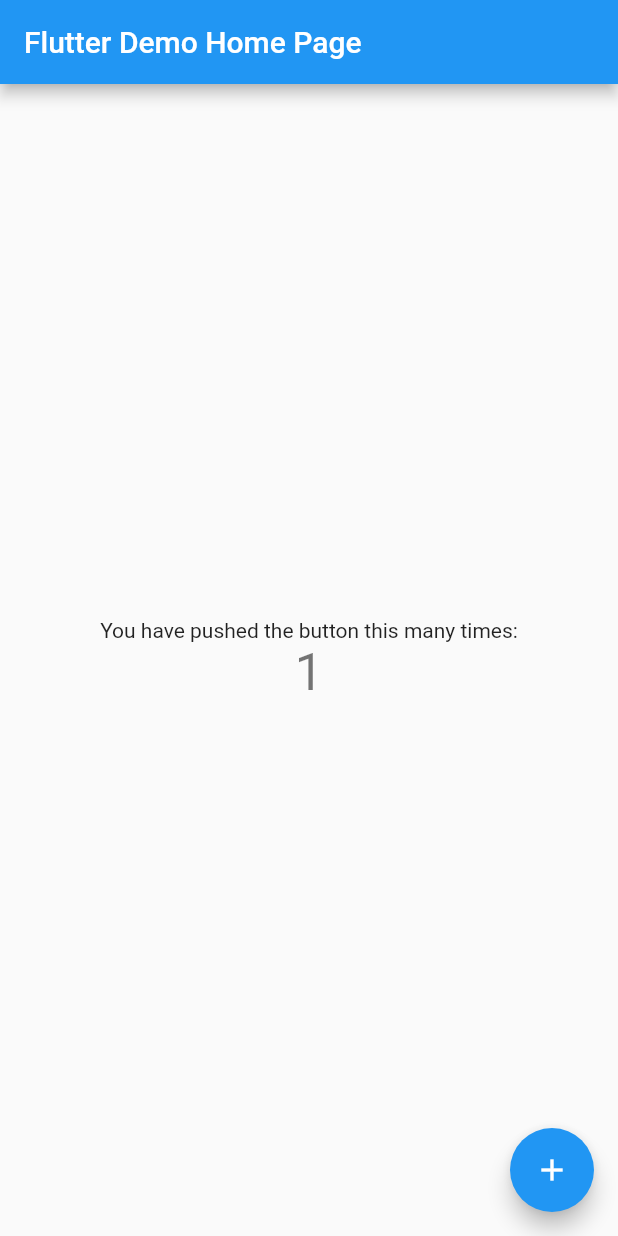
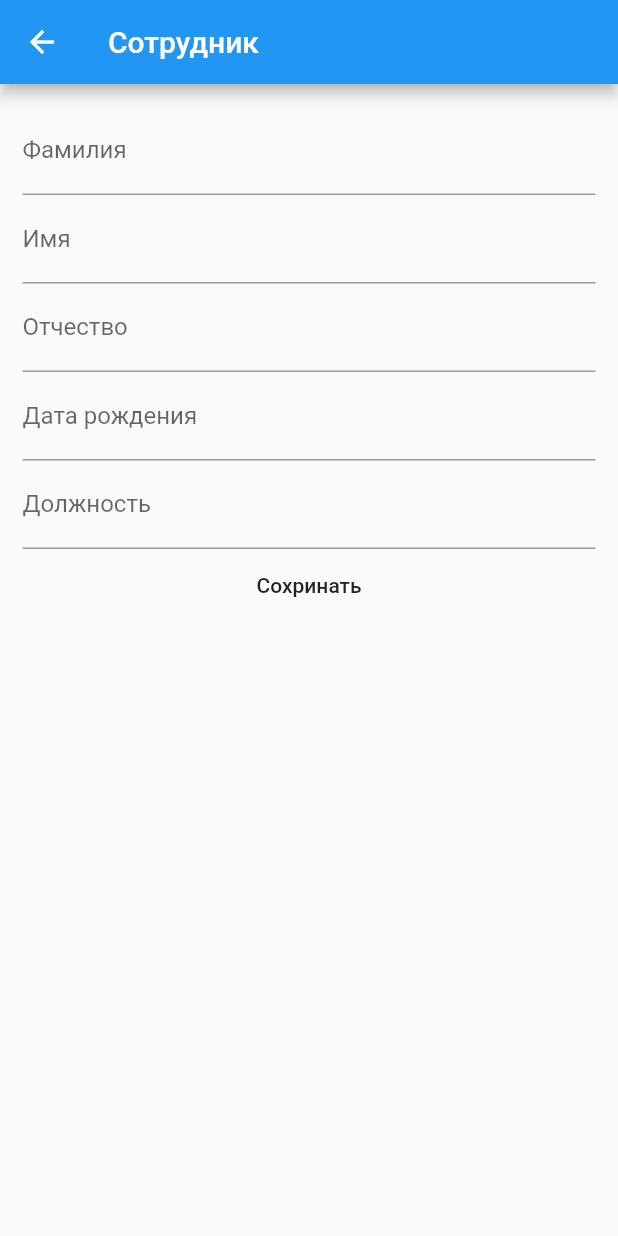
Before and after one commit to divinebird/job_exercise, a Flutter app: the screen it shows after launch, after a tap on the "add" icon, on a phone screen of 412 x 824 dp. Run offline on Flutter 3.47's test engine with Material 2 defaults, Android fonts, the phone set to English and light mode, and no system bars; drawn by our look-alikes of datetime_picker_formfield.

Commit message:
Create employees list page Create employee edit page Create provider for work with employee Create data structures for employee and child

```diff
--- /dev/null
+++ b/lib/data_providers/employees.dart
@@ -0,0 +1,17 @@
+
+import 'package:flutter/widgets.dart';
+import 'package:job_exercise/models/employee.dart';
+
+class EmployeesProvider extends ChangeNotifier {
+
+  final _employeesList = <Employee>[];
+
+  get count  => _employeesList.length;
+
+  Employee getEmployee([int index]) => _employeesList[index];
+
+  addEmployee(Employee newItem) {
+    _employeesList.add(newItem);
+    notifyListeners();
+  }
+}
--- a/lib/main.dart
+++ b/lib/main.dart
@@ -1,117 +1,28 @@
 import 'package:flutter/material.dart';
+import 'package:intl/intl.dart';
+import 'package:job_exercise/data_providers/employees.dart';
+import 'package:job_exercise/ui/employees_list_page.dart';
+import 'package:provider/provider.dart';
 
 void main() {
-  runApp(MyApp());
+  runApp(MultiProvider(providers:
+      [
+        ChangeNotifierProvider(create: (_) => EmployeesProvider())
+      ],
+      child: App()));
 }
 
-class MyApp extends StatelessWidget {
-  // This widget is the root of your application.
+class App extends StatelessWidget {
+  static final dateFormat = DateFormat('dd/MM/yyyy');
   @override
   Widget build(BuildContext context) {
     return MaterialApp(
-      title: 'Flutter Demo',
+      title: 'Job exercise',
       theme: ThemeData(
-        // This is the theme of your application.
-        //
-        // Try running your application with "flutter run". You'll see the
-        // application has a blue toolbar. Then, without quitting the app, try
-        // changing the primarySwatch below to Colors.green and then invoke
-        // "hot reload" (press "r" in the console where you ran "flutter run",
-        // or simply save your changes to "hot reload" in a Flutter IDE).
-        // Notice that the counter didn't reset back to zero; the application
-        // is not restarted.
         primarySwatch: Colors.blue,
-        // This makes the visual density adapt to the platform that you run
-        // the app on. For desktop platforms, the controls will be smaller and
-        // closer together (more dense) than on mobile platforms.
         visualDensity: VisualDensity.adaptivePlatformDensity,
       ),
-      home: MyHomePage(title: 'Flutter Demo Home Page'),
+      home: EmployeeListPage(),
     );
   }
 }
-
-class MyHomePage extends StatefulWidget {
-  MyHomePage({Key key, this.title}) : super(key: key);
-
-  // This widget is the home page of your application. It is stateful, meaning
-  // that it has a State object (defined below) that contains fields that affect
-  // how it looks.
-
-  // This class is the configuration for the state. It holds the values (in this
-  // case the title) provided by the parent (in this case the App widget) and
-  // used by the build method of the State. Fields in a Widget subclass are
-  // always marked "final".
-
-  final String title;
-
-  @override
-  _MyHomePageState createState() => _MyHomePageState();
-}
-
-class _MyHomePageState extends State<MyHomePage> {
-  int _counter = 0;
-
-  void _incrementCounter() {
-    setState(() {
-      // This call to setState tells the Flutter framework that something has
-      // changed in this State, which causes it to rerun the build method below
-      // so that the display can reflect the updated values. If we changed
-      // _counter without calling setState(), then the build method would not be
-      // called again, and so nothing would appear to happen.
-      _counter++;
-    });
-  }
-
-  @override
-  Widget build(BuildContext context) {
-    // This method is rerun every time setState is called, for instance as done
-    // by the _incrementCounter method above.
-    //
-    // The Flutter framework has been optimized to make rerunning build methods
-    // fast, so that you can just rebuild anything that needs updating rather
-    // than having to individually change instances of widgets.
-    return Scaffold(
-      appBar: AppBar(
-        // Here we take the value from the MyHomePage object that was created by
-        // the App.build method, and use it to set our appbar title.
-        title: Text(widget.title),
-      ),
-      body: Center(
-        // Center is a layout widget. It takes a single child and positions it
-        // in the middle of the parent.
-        child: Column(
-          // Column is also a layout widget. It takes a list of children and
-          // arranges them vertically. By default, it sizes itself to fit its
-          // children horizontally, and tries to be as tall as its parent.
-          //
-          // Invoke "debug painting" (press "p" in the console, choose the
-          // "Toggle Debug Paint" action from the Flutter Inspector in Android
-          // Studio, or the "Toggle Debug Paint" command in Visual Studio Code)
-          // to see the wireframe for each widget.
-          //
-          // Column has various properties to control how it sizes itself and
-          // how it positions its children. Here we use mainAxisAlignment to
-          // center the children vertically; the main axis here is the vertical
-          // axis because Columns are vertical (the cross axis would be
-          // horizontal).
-          mainAxisAlignment: MainAxisAlignment.center,
-          children: <Widget>[
-            Text(
-              'You have pushed the button this many times:',
-            ),
-            Text(
-              '$_counter',
-              style: Theme.of(context).textTheme.headline4,
-            ),
-          ],
-        ),
-      ),
-      floatingActionButton: FloatingActionButton(
-        onPressed: _incrementCounter,
-        tooltip: 'Increment',
-        child: Icon(Icons.add),
-      ), // This trailing comma makes auto-formatting nicer for build methods.
-    );
-  }
-}
--- /dev/null
+++ b/lib/models/employee.dart
@@ -0,0 +1,9 @@
+import 'people.dart';
+
+class Employee extends People {
+  final String position;
+  final int childsCount;
+
+  Employee(id, firstname, secondname, surname, birthday, this.position, this.childsCount)
+      : super(id, firstname, secondname, surname, birthday);
+}
--- /dev/null
+++ b/lib/models/people.dart
@@ -0,0 +1,10 @@
+
+class People {
+  final int id;
+  final String firstname;
+  final String secondname;
+  final String surname;
+  final DateTime birthday;
+
+  People(this.id, this.firstname, this.secondname, this.surname, this.birthday);
+}
--- /dev/null
+++ b/lib/ui/employee_edit_page.dart
@@ -0,0 +1,113 @@
+import 'package:datetime_picker_formfield/datetime_picker_formfield.dart';
+import 'package:flutter/material.dart';
+import 'package:flutter/widgets.dart';
+import 'package:job_exercise/data_providers/employees.dart';
+import 'package:job_exercise/main.dart';
+import 'package:job_exercise/models/employee.dart';
+import 'package:provider/provider.dart';
+
+class EmployeeEditPage extends StatefulWidget {
+  EmployeeEditPage({Key key}) : super(key: key);
+
+  @override
+  _EmployeeEditPageState createState() => _EmployeeEditPageState();
+}
+
+class _EmployeeEditPageState extends State<EmployeeEditPage> {
+
+  final _formKey = GlobalKey<FormState>();
+
+  _EmployeeTextFormField position;
+  DateTimeField birthday;
+  _EmployeeTextFormField surname;
+  _EmployeeTextFormField firstname;
+  _EmployeeTextFormField secondname;
+  FlatButton saveButton;
+
+  DateTime _birthdayTime;
+
+  _EmployeeEditPageState() : super() {
+     position = _EmployeeTextFormField("Должность");
+     birthday = DateTimeField(
+      format: App.dateFormat,
+      decoration: InputDecoration(labelText: "Дата рождения"),
+      validator: (value) {
+        if (value == null) return "Пожалуйста заполните поле";
+        return null;
+      },
+      onShowPicker: (context, currentValue) {
+        return showDatePicker(
+            context: context, firstDate: DateTime(1900), initialDate: currentValue ?? DateTime.now(), lastDate: DateTime(2100)).then((value) => _birthdayTime = value);
+      },
+    );
+     surname = _EmployeeTextFormField("Отчество");
+     firstname = _EmployeeTextFormField("Имя");
+     secondname = _EmployeeTextFormField("Фамилия");
+
+    saveButton = FlatButton(
+      onPressed: _save,
+      child: Text("Сохринать"),
+    );
+  }
+
+  @override
+  Widget build(BuildContext context) => Scaffold(
+      appBar: AppBar(
+        title: Text('Сотрудник'),
+      ),
+      body: _getBody(context));
+
+  Widget _getBody(BuildContext context) {
+    return ScrollConfiguration(
+      behavior: _NoOverScrollBehavior(),
+      child: SingleChildScrollView(
+        child: Container(
+          constraints: BoxConstraints.tight(
+            Size(MediaQuery.of(context).size.width, MediaQuery.of(context).size.height),
+          ),
+          child: _getForm(context),
+        ),
+      ),
+    );
+  }
+
+  Widget _getForm(BuildContext context) {
+
+    return Form(
+      key: _formKey,
+      child: Container(
+        padding: EdgeInsets.all(15),
+        child: Column(
+          mainAxisAlignment: MainAxisAlignment.start,
+          children: <Widget>[secondname, firstname, surname, birthday, position, saveButton],
+        ),
+      ),
+    );
+  }
+
+  void _save() {
+    if (_formKey.currentState.validate()) {
+      context.read<EmployeesProvider>().addEmployee(Employee(null, firstname.controller.text, secondname.controller.text,
+          surname.controller.text, _birthdayTime, position.controller.text, 0));
+      Navigator.pop(context);
+    }
+  }
+}
+
+class _EmployeeTextFormField extends TextFormField {
+  _EmployeeTextFormField(String label)
+      : super(
+            decoration: InputDecoration(labelText: label),
+            controller: TextEditingController(),
+            validator: (value) {
+              if (value.isEmpty) return "Пожалуйста заполните поле";
+              return null;
+            });
+}
+
+class _NoOverScrollBehavior extends ScrollBehavior {
+  @override
+  Widget buildViewportChrome(BuildContext context, Widget child, AxisDirection axisDirection) {
+    return child;
+  }
+}
--- /dev/null
+++ b/lib/ui/employees_list_page.dart
@@ -0,0 +1,65 @@
+import 'package:flutter/cupertino.dart';
+import 'package:flutter/material.dart';
+import 'package:job_exercise/data_providers/employees.dart';
+import 'package:job_exercise/main.dart';
+import 'package:job_exercise/ui/employee_edit_page.dart';
+import 'package:provider/provider.dart';
+
+class EmployeeListPage extends StatefulWidget {
+  EmployeeListPage({Key key}) : super(key: key);
+
+  @override
+  _EmployeeListPageState createState() => _EmployeeListPageState();
+}
+
+class _EmployeeListPageState extends State<EmployeeListPage> {
+  @override
+  Widget build(BuildContext context) {
+    return Scaffold(
+      appBar: AppBar(
+        title: Text('Сотрудники'),
+      ),
+      body: ListView.separated(
+          padding: EdgeInsets.all(5),
+          itemBuilder: _itemBuilder,
+          itemCount: context.watch<EmployeesProvider>().count,
+          separatorBuilder: (innerContext, index) => Divider(color: Colors.grey)),
+      floatingActionButton: FloatingActionButton(
+        onPressed: () {
+          Navigator.push(
+            context,
+            CupertinoPageRoute(builder: (pushContext) {
+              return EmployeeEditPage();
+            }),
+          );
+        },
+        tooltip: 'add employee',
+        child: Icon(Icons.add),
+      ),
+    );
+  }
+
+  Widget _itemBuilder(BuildContext context, int index) {
+    final curEmployee = context.watch<EmployeesProvider>().getEmployee(index);
+    return Container(
+      padding: EdgeInsets.all(5),
+      child: Column(
+        crossAxisAlignment: CrossAxisAlignment.start,
+        mainAxisAlignment: MainAxisAlignment.center,
+        children: <Widget>[
+          Text('Фамилия: ${curEmployee.secondname}'),
+          SizedBox(height: 3),
+          Text('Имя: ${curEmployee.firstname}'),
+          SizedBox(height: 3),
+          Text('Отчество: ${curEmployee.surname}'),
+          SizedBox(height: 3),
+          Text('Дата рождения: ${App.dateFormat.format(curEmployee.birthday)}'),
+          SizedBox(height: 3),
+          Text('Должность: ${curEmployee.position}'),
+          SizedBox(height: 3),
+          Text('Детей: ${curEmployee.childsCount}'),
+        ],
+      ),
+    );
+  }
+}
--- a/pubspec.yaml
+++ b/pubspec.yaml
@@ -28,6 +28,9 @@ dependencies:
   # The following adds the Cupertino Icons font to your application.
   # Use with the CupertinoIcons class for iOS style icons.
   cupertino_icons: ^0.1.3
+  provider: ^4.1.3
+  intl: ^0.16.1
+  datetime_picker_formfield: ^1.0.0
 
 dev_dependencies:
   flutter_test:
```
Also changed, not shown: lib/models/child.dart (added, +8 -0 lines), lib/ui/widgets/list_view.dart (added, +13 -0 lines), pubspec.lock.
